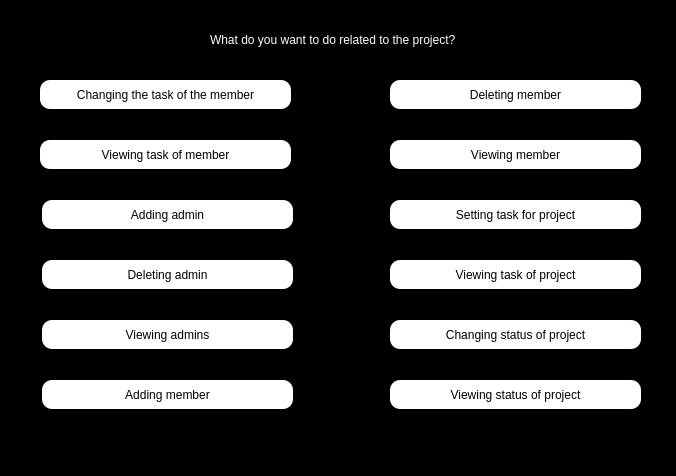
Above: enter/project_before.ui from Shayanrava/APproject before the change. Below: the same form after it.
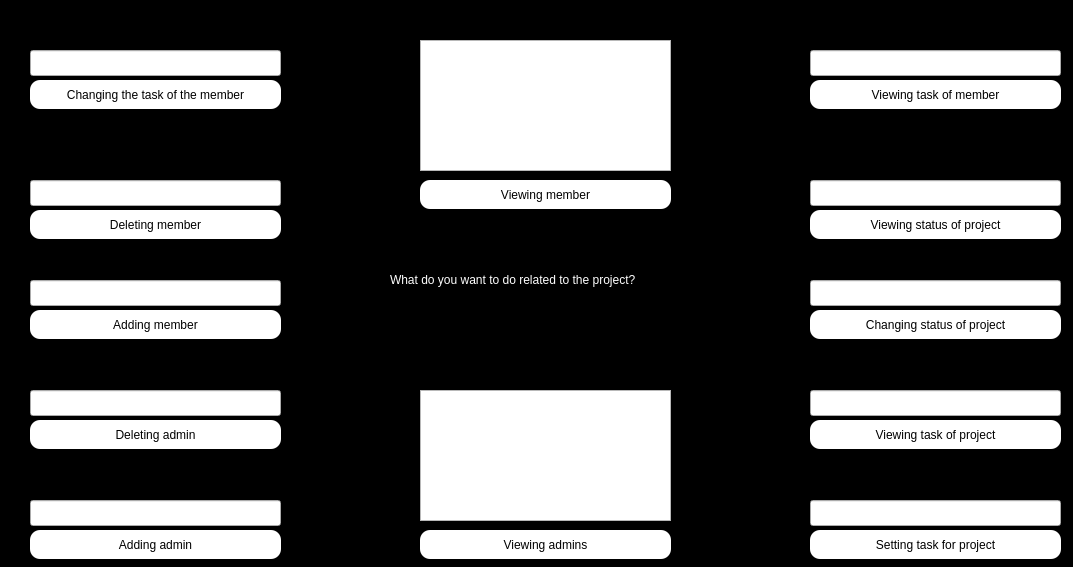
That is the form after the change.

Commit message: change to ui admin and team in log in to a organ

```diff
--- a/enter/project_before.ui
+++ b/enter/project_before.ui
@@ -6,8 +6,8 @@
    <rect>
     <x>0</x>
     <y>0</y>
-    <width>676</width>
-    <height>476</height>
+    <width>1073</width>
+    <height>567</height>
    </rect>
   </property>
   <property name="windowTitle">
@@ -22,8 +22,8 @@
   <widget class="QLabel" name="label">
    <property name="geometry">
     <rect>
-     <x>210</x>
-     <y>30</y>
+     <x>390</x>
+     <y>270</y>
      <width>321</width>
      <height>20</height>
     </rect>
@@ -41,7 +41,7 @@
   <widget class="QPushButton" name="change_task_person_pbn">
    <property name="geometry">
     <rect>
-     <x>40</x>
+     <x>30</x>
      <y>80</y>
      <width>251</width>
      <height>29</height>
@@ -67,8 +67,8 @@
   <widget class="QPushButton" name="view_task_person_pbn">
    <property name="geometry">
     <rect>
-     <x>40</x>
-     <y>140</y>
+     <x>810</x>
+     <y>80</y>
      <width>251</width>
      <height>29</height>
     </rect>
@@ -93,8 +93,8 @@
   <widget class="QPushButton" name="add_admin_pbn">
    <property name="geometry">
     <rect>
-     <x>42</x>
-     <y>200</y>
+     <x>30</x>
+     <y>530</y>
      <width>251</width>
      <height>29</height>
     </rect>
@@ -119,8 +119,8 @@
   <widget class="QPushButton" name="delete_admin_pbn">
    <property name="geometry">
     <rect>
-     <x>42</x>
-     <y>260</y>
+     <x>30</x>
+     <y>420</y>
      <width>251</width>
      <height>29</height>
     </rect>
@@ -145,8 +145,8 @@
   <widget class="QPushButton" name="view_admin_pbn">
    <property name="geometry">
     <rect>
-     <x>42</x>
-     <y>320</y>
+     <x>420</x>
+     <y>530</y>
      <width>251</width>
      <height>29</height>
     </rect>
@@ -171,8 +171,8 @@
   <widget class="QPushButton" name="add_member_pbn">
    <property name="geometry">
     <rect>
-     <x>42</x>
-     <y>380</y>
+     <x>30</x>
+     <y>310</y>
      <width>251</width>
      <height>29</height>
     </rect>
@@ -197,8 +197,8 @@
   <widget class="QPushButton" name="delete_member_pbn">
    <property name="geometry">
     <rect>
-     <x>390</x>
-     <y>80</y>
+     <x>30</x>
+     <y>210</y>
      <width>251</width>
      <height>29</height>
     </rect>
@@ -223,8 +223,8 @@
   <widget class="QPushButton" name="view_member_pbn">
    <property name="geometry">
     <rect>
-     <x>390</x>
-     <y>140</y>
+     <x>420</x>
+     <y>180</y>
      <width>251</width>
      <height>29</height>
     </rect>
@@ -249,8 +249,8 @@
   <widget class="QPushButton" name="set_project_task_pbn">
    <property name="geometry">
     <rect>
-     <x>390</x>
-     <y>200</y>
+     <x>810</x>
+     <y>530</y>
      <width>251</width>
      <height>29</height>
     </rect>
@@ -275,8 +275,8 @@
   <widget class="QPushButton" name="view_project_task_pbn">
    <property name="geometry">
     <rect>
-     <x>390</x>
-     <y>260</y>
+     <x>810</x>
+     <y>420</y>
      <width>251</width>
      <height>29</height>
     </rect>
@@ -301,8 +301,8 @@
   <widget class="QPushButton" name="change_project_status_pbn">
    <property name="geometry">
     <rect>
-     <x>390</x>
-     <y>320</y>
+     <x>810</x>
+     <y>310</y>
      <width>251</width>
      <height>29</height>
     </rect>
@@ -327,8 +327,8 @@
   <widget class="QPushButton" name="view_project_status_pbn">
    <property name="geometry">
     <rect>
-     <x>390</x>
-     <y>380</y>
+     <x>810</x>
+     <y>210</y>
      <width>251</width>
      <height>29</height>
     </rect>
@@ -350,6 +350,126 @@
     <string>Viewing status of project</string>
    </property>
   </widget>
+  <widget class="QLineEdit" name="led_add_adm">
+   <property name="geometry">
+    <rect>
+     <x>30</x>
+     <y>500</y>
+     <width>251</width>
+     <height>26</height>
+    </rect>
+   </property>
+  </widget>
+  <widget class="QLineEdit" name="led_del_adm">
+   <property name="geometry">
+    <rect>
+     <x>30</x>
+     <y>390</y>
+     <width>251</width>
+     <height>26</height>
+    </rect>
+   </property>
+  </widget>
+  <widget class="QLineEdit" name="led_add_mem">
+   <property name="geometry">
+    <rect>
+     <x>30</x>
+     <y>280</y>
+     <width>251</width>
+     <height>26</height>
+    </rect>
+   </property>
+  </widget>
+  <widget class="QLineEdit" name="led_del_mem">
+   <property name="geometry">
+    <rect>
+     <x>30</x>
+     <y>180</y>
+     <width>251</width>
+     <height>26</height>
+    </rect>
+   </property>
+  </widget>
+  <widget class="QLineEdit" name="led_set_taskpro">
+   <property name="geometry">
+    <rect>
+     <x>810</x>
+     <y>500</y>
+     <width>251</width>
+     <height>26</height>
+    </rect>
+   </property>
+  </widget>
+  <widget class="QLineEdit" name="led_view_taskpro">
+   <property name="geometry">
+    <rect>
+     <x>810</x>
+     <y>390</y>
+     <width>251</width>
+     <height>26</height>
+    </rect>
+   </property>
+  </widget>
+  <widget class="QLineEdit" name="led_chang_status">
+   <property name="geometry">
+    <rect>
+     <x>810</x>
+     <y>280</y>
+     <width>251</width>
+     <height>26</height>
+    </rect>
+   </property>
+  </widget>
+  <widget class="QLineEdit" name="led_view_status">
+   <property name="geometry">
+    <rect>
+     <x>810</x>
+     <y>180</y>
+     <width>251</width>
+     <height>26</height>
+    </rect>
+   </property>
+  </widget>
+  <widget class="QLineEdit" name="led_chan_taskmem">
+   <property name="geometry">
+    <rect>
+     <x>30</x>
+     <y>50</y>
+     <width>251</width>
+     <height>26</height>
+    </rect>
+   </property>
+  </widget>
+  <widget class="QLineEdit" name="led_view_taskmem">
+   <property name="geometry">
+    <rect>
+     <x>810</x>
+     <y>50</y>
+     <width>251</width>
+     <height>26</height>
+    </rect>
+   </property>
+  </widget>
+  <widget class="QTextEdit" name="ted_view_adm">
+   <property name="geometry">
+    <rect>
+     <x>420</x>
+     <y>390</y>
+     <width>251</width>
+     <height>131</height>
+    </rect>
+   </property>
+  </widget>
+  <widget class="QTextEdit" name="ted_view_mem">
+   <property name="geometry">
+    <rect>
+     <x>420</x>
+     <y>40</y>
+     <width>251</width>
+     <height>131</height>
+    </rect>
+   </property>
+  </widget>
  </widget>
  <resources/>
  <connections/>
```
The commit also changes 3 other files.
